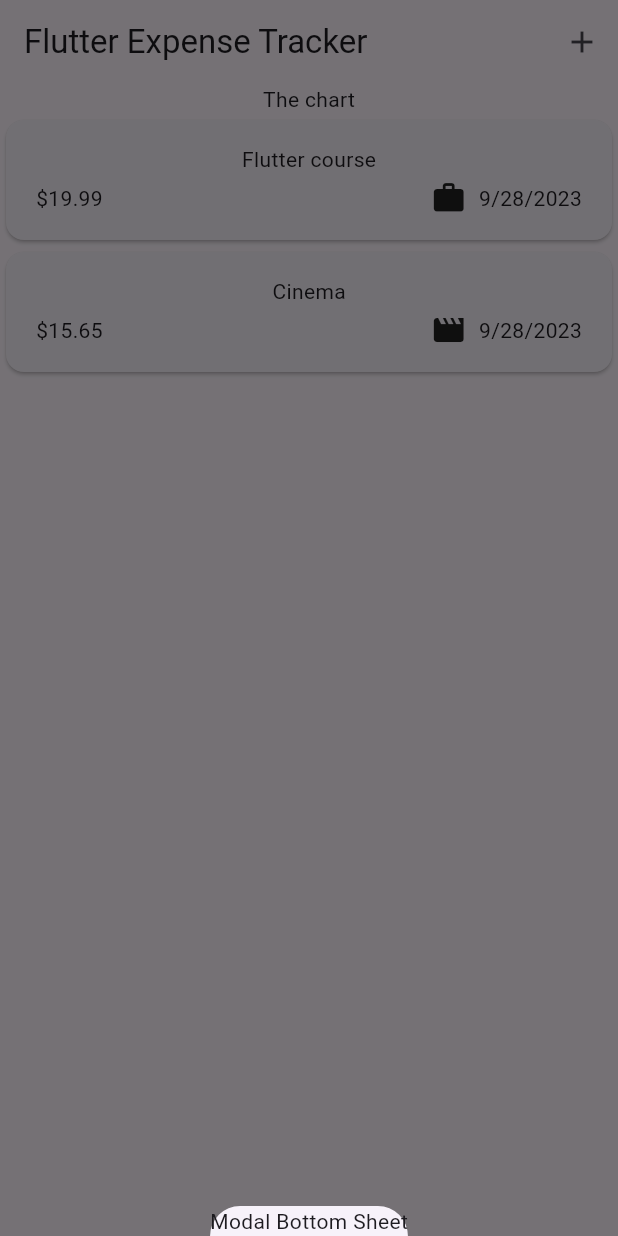
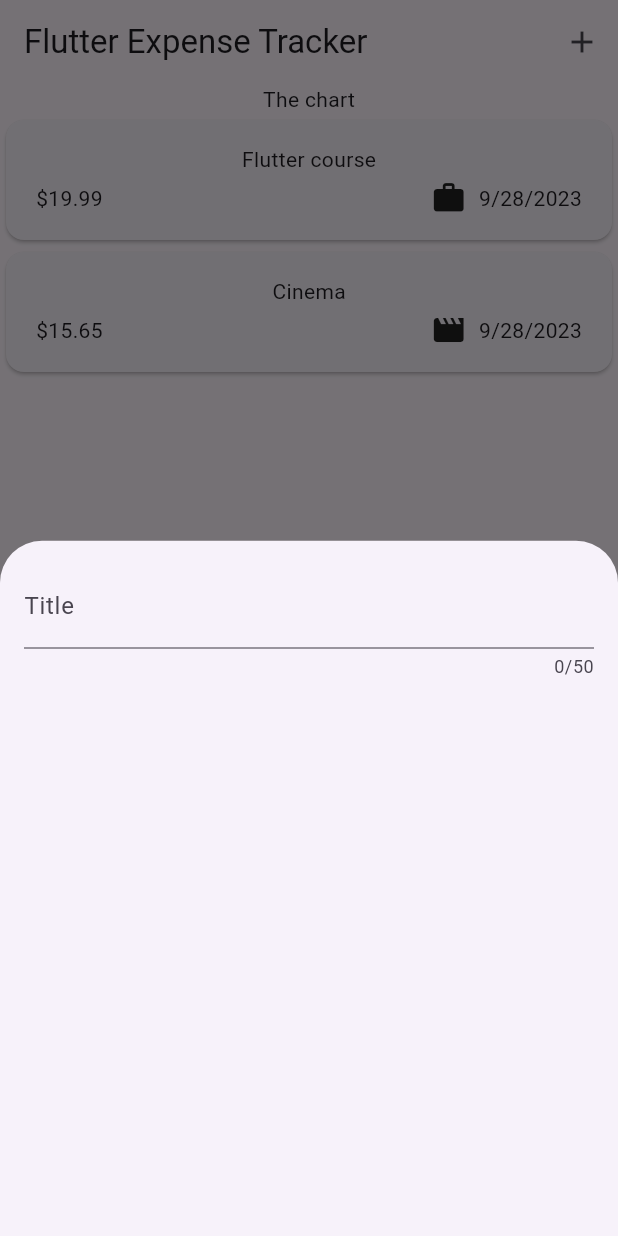
Before and after one commit to Charl913/Expense_Tracker_App, a Flutter app: the screen it shows after launch, after a tap on the "add" icon, on a phone screen of 412 x 824 dp. Run offline on Flutter 3.47's test engine with Material 2 defaults, Android fonts, the phone set to English and light mode, and no system bars.

Commit message:
Implement TextField Widget

```diff
--- a/lib/widgets/expenses.dart
+++ b/lib/widgets/expenses.dart
@@ -1,5 +1,6 @@
 import 'package:expense_tracker_app/widgets/expenses_list/expenses_list.dart';
 import 'package:expense_tracker_app/models/expense.dart';
+import 'package:expense_tracker_app/widgets/new_expense.dart';
 import 'package:flutter/material.dart';
 
 class Expenses extends StatefulWidget {
@@ -30,9 +31,7 @@ class _ExpensesState extends State<Expenses> {
   void _openExpenseOverlay() {
     showModalBottomSheet(
       context: context,
-      builder: (ctx) => const Text(
-        'Modal Bottom Sheet',
-      ),
+      builder: (ctx) => const NewExpense(),
     );
   }
 
@@ -40,23 +39,17 @@ class _ExpensesState extends State<Expenses> {
   Widget build(context) {
     return Scaffold(
       appBar: AppBar(
-        title: const Text(
-          'Flutter Expense Tracker',
-        ),
+        title: const Text('Flutter Expense Tracker'),
         actions: [
           IconButton(
             onPressed: _openExpenseOverlay,
-            icon: const Icon(
-              Icons.add,
-            ),
+            icon: const Icon(Icons.add),
           ),
         ],
       ),
       body: Column(
         children: [
-          const Text(
-            'The chart',
-          ),
+          const Text('The chart'),
           Expanded(
             child: ExpensesList(
               expenses: _registeredExpenses,
--- /dev/null
+++ b/lib/widgets/new_expense.dart
@@ -0,0 +1,29 @@
+import 'package:flutter/material.dart';
+
+class NewExpense extends StatefulWidget {
+  const NewExpense({super.key});
+
+  @override
+  State<StatefulWidget> createState() {
+    return _NewExpensesState();
+  }
+}
+
+class _NewExpensesState extends State<NewExpense> {
+  @override
+  Widget build(context) {
+    return const Padding(
+      padding: EdgeInsets.all(16),
+      child: Column(
+        children: [
+          TextField(
+            maxLength: 50,
+            decoration: InputDecoration(
+              label: Text('Title'),
+            ),
+          ),
+        ],
+      ),
+    );
+  }
+}
```
Also changed, not shown: lib/widgets/expenses_list/expense_item.dart (+2 -6 lines).
